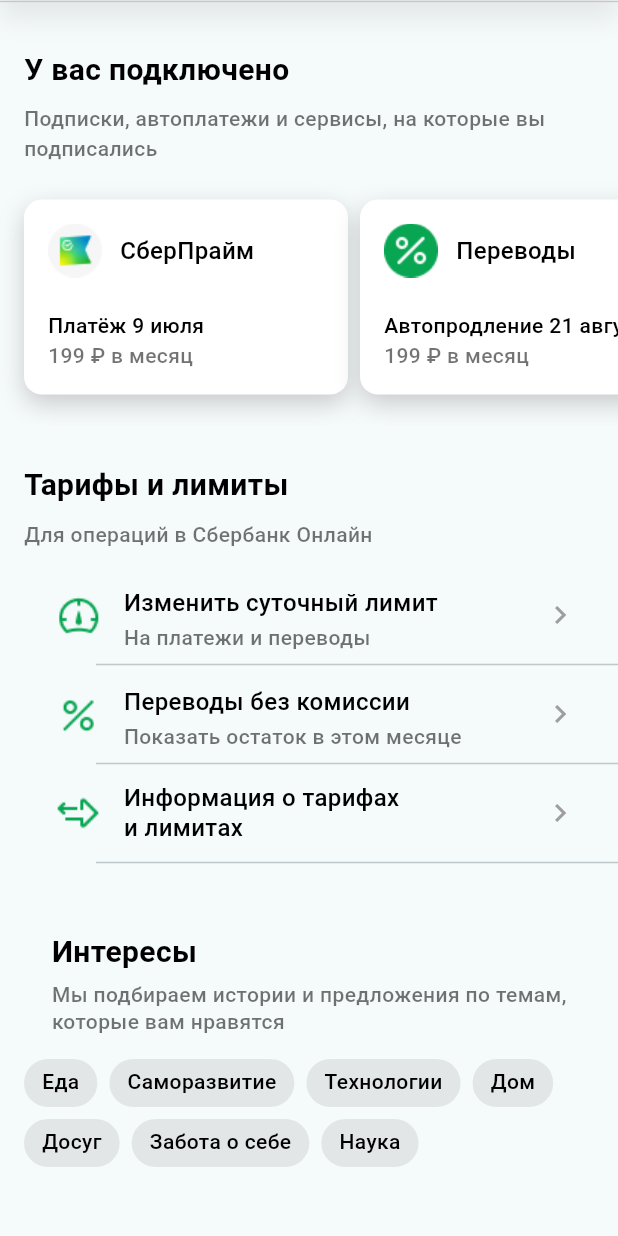
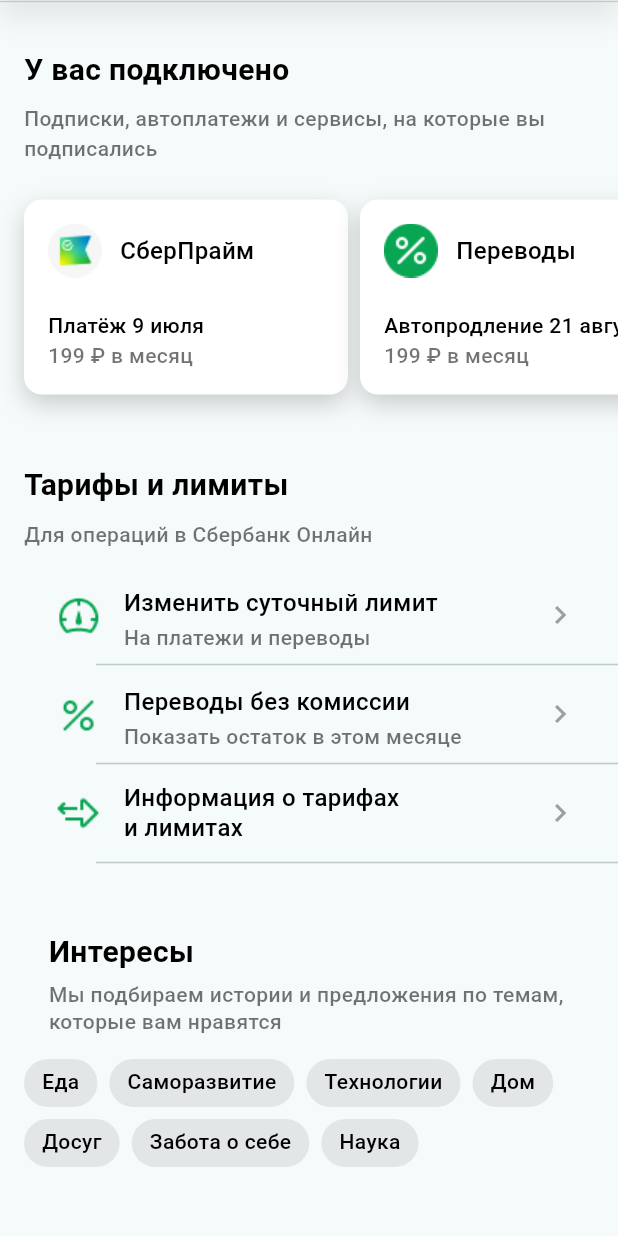
Before and after one commit to Yulno/Flutter_Profile_sber, a Flutter app: the screen it shows after launch, scrolled down 348 dp, on a phone screen of 412 x 824 dp. Run offline on Flutter 3.47's test engine with Material 3 defaults, Android fonts, the phone set to English and light mode, and no system bars; Roboto replaces fonts that are missing (SF Pro Display, SF Pro Text).

Commit message:
Добавление отступа от края экрана

```diff
--- a/lib/body_section/bodysection.dart
+++ b/lib/body_section/bodysection.dart
@@ -8,7 +8,6 @@ import 'package:flutter_lab_1/body_section/choice3.dart';
 import 'package:flutter_lab_1/body_section/divider.dart';
 
 class Bodysection extends StatelessWidget {
-
   @override
   Widget build(BuildContext context) {
     return Container(
--- a/lib/body_section/podklucheno.dart
+++ b/lib/body_section/podklucheno.dart
@@ -3,15 +3,14 @@ import 'package:flutter/material.dart';
 class Podklucheno extends StatelessWidget {
   @override
   Widget build(BuildContext context) {
-    return Align(
-      alignment: Alignment.topLeft,
-      child: Column(
+    return Column(
+      crossAxisAlignment: CrossAxisAlignment.start,
       children: [
         Align(
           alignment: Alignment.topLeft,
           child: Container(
-              padding: const EdgeInsets.only(
-                  top: 30, left: 16, right: 16, bottom: 8),
+            padding:
+                const EdgeInsets.only(top: 30, left: 16, right: 16, bottom: 8),
             child: const Text(
               'У вас подключено',
               textAlign: TextAlign.start,
@@ -41,7 +40,6 @@ class Podklucheno extends StatelessWidget {
           ),
         ),
       ],
-      ),
     );
   }
 }
--- a/lib/body_section/scroll.dart
+++ b/lib/body_section/scroll.dart
@@ -6,8 +6,7 @@ class Scrollview extends StatelessWidget {
     return SingleChildScrollView(
       scrollDirection: Axis.horizontal,
       padding: const EdgeInsets.symmetric(vertical: 20),
-      child:
-      Row(
+      child: Row(
         children: [
           Container(
             margin: const EdgeInsets.only(left: 16, right: 8),
@@ -174,7 +173,6 @@ class Scrollview extends StatelessWidget {
           ),
         ],
       ),
-
     );
   }
 }
--- a/lib/body_section/tarif.dart
+++ b/lib/body_section/tarif.dart
@@ -3,15 +3,14 @@ import 'package:flutter/material.dart';
 class Tarif extends StatelessWidget {
   @override
   Widget build(BuildContext context) {
-    return Align(
-      alignment: Alignment.topLeft,
-      child: Column(
+    return Column(
+      crossAxisAlignment: CrossAxisAlignment.start,
       children: [
         Align(
           alignment: Alignment.topLeft,
           child: Container(
-              padding: const EdgeInsets.only(
-                  top: 26, left: 16, right: 16, bottom: 8),
+            padding:
+                const EdgeInsets.only(top: 26, left: 16, right: 16, bottom: 8),
             child: const Text(
               'Тарифы и лимиты',
               textAlign: TextAlign.start,
@@ -41,7 +40,6 @@ class Tarif extends StatelessWidget {
           ),
         ),
       ],
-      ),
     );
   }
 }
--- a/lib/bottom_section/interes.dart
+++ b/lib/bottom_section/interes.dart
@@ -7,7 +7,7 @@ class Interes extends StatelessWidget {
       children: [
         Container(
           width: 375,
-          padding: const EdgeInsets.only(top: 46, left: 16),
+          padding: const EdgeInsets.only(top: 46, left: 14),
           margin: const EdgeInsets.only(bottom: 16),
           child: const Column(
             crossAxisAlignment: CrossAxisAlignment.start,
--- a/lib/main.dart
+++ b/lib/main.dart
@@ -8,8 +8,7 @@ void main() {
     MaterialApp(
       title: 'Profile',
       theme: ThemeData(
-        colorScheme: ColorScheme.fromSeed(
-            seedColor: const Color.fromARGB(255, 255, 255, 255)),
+        colorScheme: ColorScheme.fromSeed(seedColor: Colors.white),
         useMaterial3: true,
       ),
       home: Scaffold(
--- a/lib/top_section/name.dart
+++ b/lib/top_section/name.dart
@@ -11,7 +11,6 @@ class Name extends StatelessWidget {
         style: TextStyle(
           color: Colors.black,
           fontSize: 24,
-
           fontFamily: 'SF Pro Display',
           fontWeight: FontWeight.w700,
         ),
```
Lines whose indentation alone changed are shown as unchanged.
